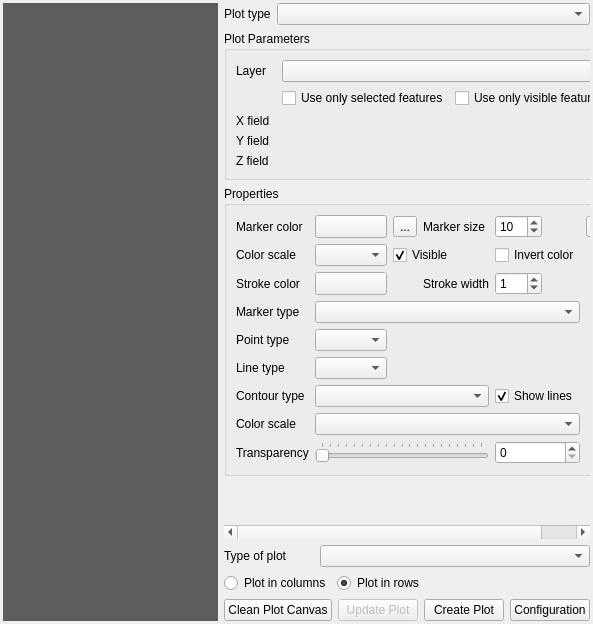
Old version of the form DataPlotly/ui/dataplotly_dockwidget_base.ui in the repository ghtmtt/DataPlotly.
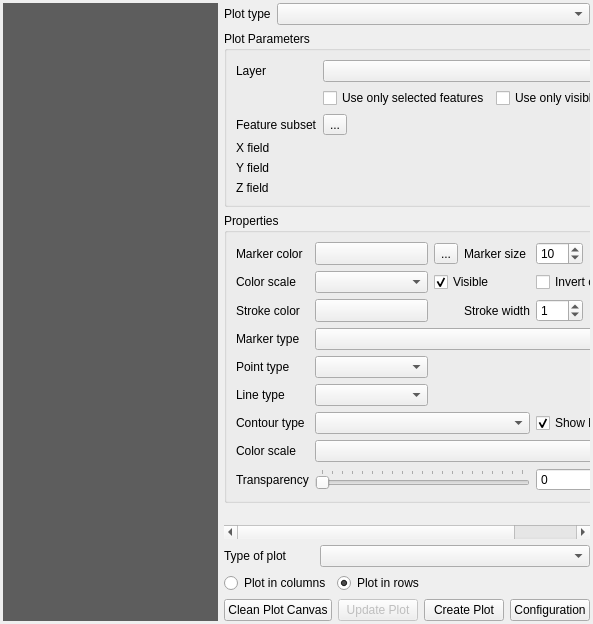
New version of the form. Custom widgets are drawn as their Qt base class.

Commit message: data defined property feature subset

```diff
--- a/DataPlotly/ui/dataplotly_dockwidget_base.ui
+++ b/DataPlotly/ui/dataplotly_dockwidget_base.ui
@@ -227,7 +227,7 @@
                     <string>Plot Parameters</string>
                    </property>
                    <layout class="QGridLayout" name="gridLayout_23">
-                    <item row="6" column="0">
+                    <item row="7" column="0">
                      <widget class="QLabel" name="y_label">
                       <property name="text">
                        <string>Y field</string>
@@ -251,14 +251,28 @@
                       </property>
                      </widget>
                     </item>
-                    <item row="7" column="0">
+                    <item row="3" column="0">
+                     <widget class="QLabel" name="y_label">
+                      <property name="text">
+                       <string>Feature subset</string>
+                      </property>
+                     </widget>
+                    </item>
+                    <item row="3" column="1">
+                     <widget class="QgsPropertyOverrideButton" name="feature_subset_defined_button">
+                      <property name="text">
+                       <string>...</string>
+                      </property>
+                     </widget>
+                    </item>
+                    <item row="8" column="0">
                      <widget class="QLabel" name="z_label">
                       <property name="text">
                        <string>Z field</string>
                       </property>
                      </widget>
                     </item>
-                    <item row="5" column="0">
+                    <item row="6" column="0">
                      <widget class="QLabel" name="x_label">
                       <property name="sizePolicy">
                        <sizepolicy hsizetype="Expanding" vsizetype="Preferred">
@@ -303,13 +317,13 @@
                       </property>
                      </widget>
                     </item>
-                    <item row="5" column="1" colspan="2">
-                     <widget class="QgsFieldExpressionWidget" name="x_combo" native="true"/>
-                    </item>
                     <item row="6" column="1" colspan="2">
-                     <widget class="QgsFieldExpressionWidget" name="y_combo" native="true"/>
+                     <widget class="QgsFieldExpressionWidget" name="x_combo" native="true"/>
                     </item>
                     <item row="7" column="1" colspan="2">
+                     <widget class="QgsFieldExpressionWidget" name="y_combo" native="true"/>
+                    </item>
+                    <item row="8" column="1" colspan="2">
                      <widget class="QgsFieldExpressionWidget" name="z_combo" native="true"/>
                     </item>
                    </layout>
```
The commit also changes 5 other files.
